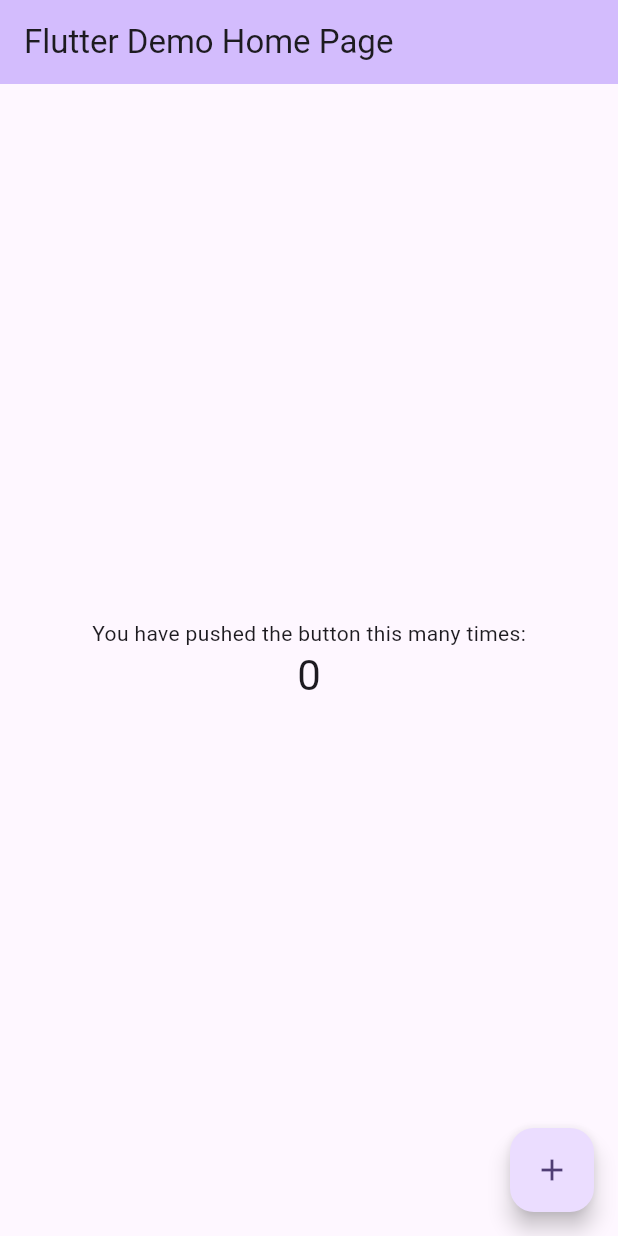
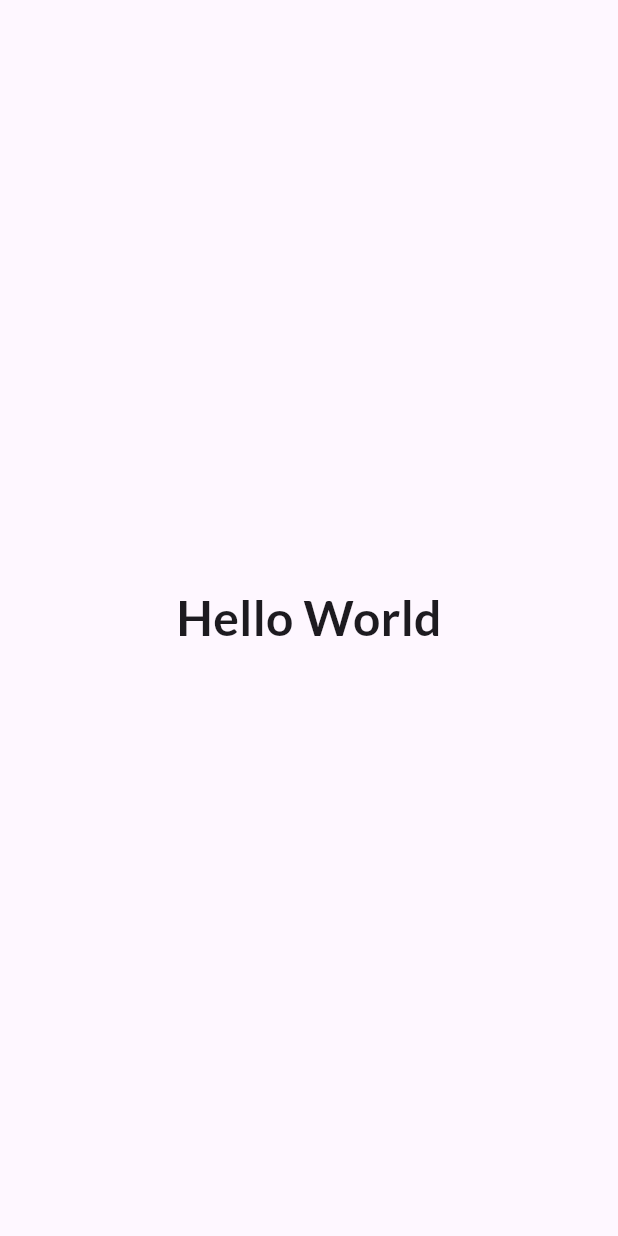
Before and after one commit to thelordzeus/shop_app_flutter, a Flutter app: the screen it shows after launch, on a phone screen of 412 x 824 dp. Run offline on Flutter 3.47's test engine with Material 3 defaults, Android fonts, the phone set to English and light mode, and no system bars.

Commit message:
feat: added custom fonts

```diff
--- /dev/null
+++ b/lib/home_page.dart
@@ -0,0 +1,21 @@
+import 'package:flutter/material.dart';
+
+class HomePage extends StatelessWidget {
+  const HomePage({super.key});
+
+  @override
+  Widget build(BuildContext context) {
+    return const Scaffold(
+      body: Center(
+        child: Text(
+          'Hello World',
+          style: TextStyle(
+            fontSize: 32,
+            fontFamily: 'Lato',
+            fontWeight: FontWeight.bold,
+          ),
+        ),
+      ),
+    );
+  }
+}
--- a/lib/main.dart
+++ b/lib/main.dart
@@ -1,4 +1,5 @@
 import 'package:flutter/material.dart';
+import 'package:shop_app_flutter/home_page.dart';
 
 void main() {
   runApp(const MyApp());
@@ -7,119 +8,11 @@ void main() {
 class MyApp extends StatelessWidget {
   const MyApp({super.key});
 
-  // This widget is the root of your application.
   @override
   Widget build(BuildContext context) {
-    return MaterialApp(
-      title: 'Flutter Demo',
-      theme: ThemeData(
-        // This is the theme of your application.
-        //
-        // TRY THIS: Try running your application with "flutter run". You'll see
-        // the application has a purple toolbar. Then, without quitting the app,
-        // try changing the seedColor in the colorScheme below to Colors.green
-        // and then invoke "hot reload" (save your changes or press the "hot
-        // reload" button in a Flutter-supported IDE, or press "r" if you used
-        // the command line to start the app).
-        //
-        // Notice that the counter didn't reset back to zero; the application
-        // state is not lost during the reload. To reset the state, use hot
-        // restart instead.
-        //
-        // This works for code too, not just values: Most code changes can be
-        // tested with just a hot reload.
-        colorScheme: ColorScheme.fromSeed(seedColor: Colors.deepPurple),
-        useMaterial3: true,
-      ),
-      home: const MyHomePage(title: 'Flutter Demo Home Page'),
+    return const MaterialApp(
+      title: 'Shopping App',
+      home: HomePage(),
     );
   }
 }
-
-class MyHomePage extends StatefulWidget {
-  const MyHomePage({super.key, required this.title});
-
-  // This widget is the home page of your application. It is stateful, meaning
-  // that it has a State object (defined below) that contains fields that affect
-  // how it looks.
-
-  // This class is the configuration for the state. It holds the values (in this
-  // case the title) provided by the parent (in this case the App widget) and
-  // used by the build method of the State. Fields in a Widget subclass are
-  // always marked "final".
-
-  final String title;
-
-  @override
-  State<MyHomePage> createState() => _MyHomePageState();
-}
-
-class _MyHomePageState extends State<MyHomePage> {
-  int _counter = 0;
-
-  void _incrementCounter() {
-    setState(() {
-      // This call to setState tells the Flutter framework that something has
-      // changed in this State, which causes it to rerun the build method below
-      // so that the display can reflect the updated values. If we changed
-      // _counter without calling setState(), then the build method would not be
-      // called again, and so nothing would appear to happen.
-      _counter++;
-    });
-  }
-
-  @override
-  Widget build(BuildContext context) {
-    // This method is rerun every time setState is called, for instance as done
-    // by the _incrementCounter method above.
-    //
-    // The Flutter framework has been optimized to make rerunning build methods
-    // fast, so that you can just rebuild anything that needs updating rather
-    // than having to individually change instances of widgets.
-    return Scaffold(
-      appBar: AppBar(
-        // TRY THIS: Try changing the color here to a specific color (to
-        // Colors.amber, perhaps?) and trigger a hot reload to see the AppBar
-        // change color while the other colors stay the same.
-        backgroundColor: Theme.of(context).colorScheme.inversePrimary,
-        // Here we take the value from the MyHomePage object that was created by
-        // the App.build method, and use it to set our appbar title.
-        title: Text(widget.title),
-      ),
-      body: Center(
-        // Center is a layout widget. It takes a single child and positions it
-        // in the middle of the parent.
-        child: Column(
-          // Column is also a layout widget. It takes a list of children and
-          // arranges them vertically. By default, it sizes itself to fit its
-          // children horizontally, and tries to be as tall as its parent.
-          //
-          // Column has various properties to control how it sizes itself and
-          // how it positions its children. Here we use mainAxisAlignment to
-          // center the children vertically; the main axis here is the vertical
-          // axis because Columns are vertical (the cross axis would be
-          // horizontal).
-          //
-          // TRY THIS: Invoke "debug painting" (choose the "Toggle Debug Paint"
-          // action in the IDE, or press "p" in the console), to see the
-          // wireframe for each widget.
-          mainAxisAlignment: MainAxisAlignment.center,
-          children: <Widget>[
-            const Text(
-              'You have pushed the button this many times:',
-            ),
-            Text(
-              '$_counter',
-              style: Theme.of(context).textTheme.headlineMedium,
-            ),
-          ],
-        ),
-      ),
-      floatingActionButton: FloatingActionButton(
-        onPressed: _incrementCounter,
-        tooltip: 'Increment',
-        child: const Icon(Icons.add),
-      ), // This trailing comma makes auto-formatting nicer for build methods.
-    );
-  }
-}
```
Also changed, not shown: pubspec.yaml (+8 -10 lines), assets/fonts/Lato-Bold.ttf (added), assets/fonts/Lato-Light.ttf (added).
